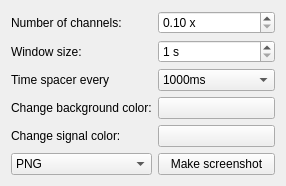
Qt form libraries/disp/viewers/formfiles/channeldatasettingsview.ui (mne-tools/mne-cpp) before a commit.
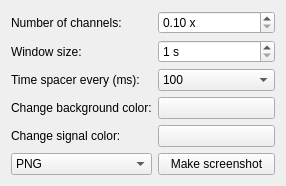
The same form after that commit.

The edit to the form file:
```diff
--- a/libraries/disp/viewers/formfiles/channeldatasettingsview.ui
+++ b/libraries/disp/viewers/formfiles/channeldatasettingsview.ui
@@ -107,7 +107,7 @@
      <item row="2" column="0">
       <widget class="QLabel" name="label_timeSpacers">
        <property name="text">
-        <string>Time spacer every</string>
+        <string>Time spacer every (ms):</string>
        </property>
       </widget>
      </item>
@@ -121,11 +121,11 @@
      <item row="2" column="1">
       <widget class="QComboBox" name="m_comboBox_distaceTimeSpacer">
        <property name="currentIndex">
-        <number>3</number>
+        <number>0</number>
        </property>
        <item>
         <property name="text">
-         <string>100ms</string>
+         <string>100</string>
         </property>
        </item>
        <item>
@@ -140,7 +140,7 @@
        </item>
        <item>
         <property name="text">
-         <string>1000ms</string>
+         <string>1000</string>
         </property>
        </item>
       </widget>
```
Left out of the diff: 4 changed lines with no effect on the pictures.
